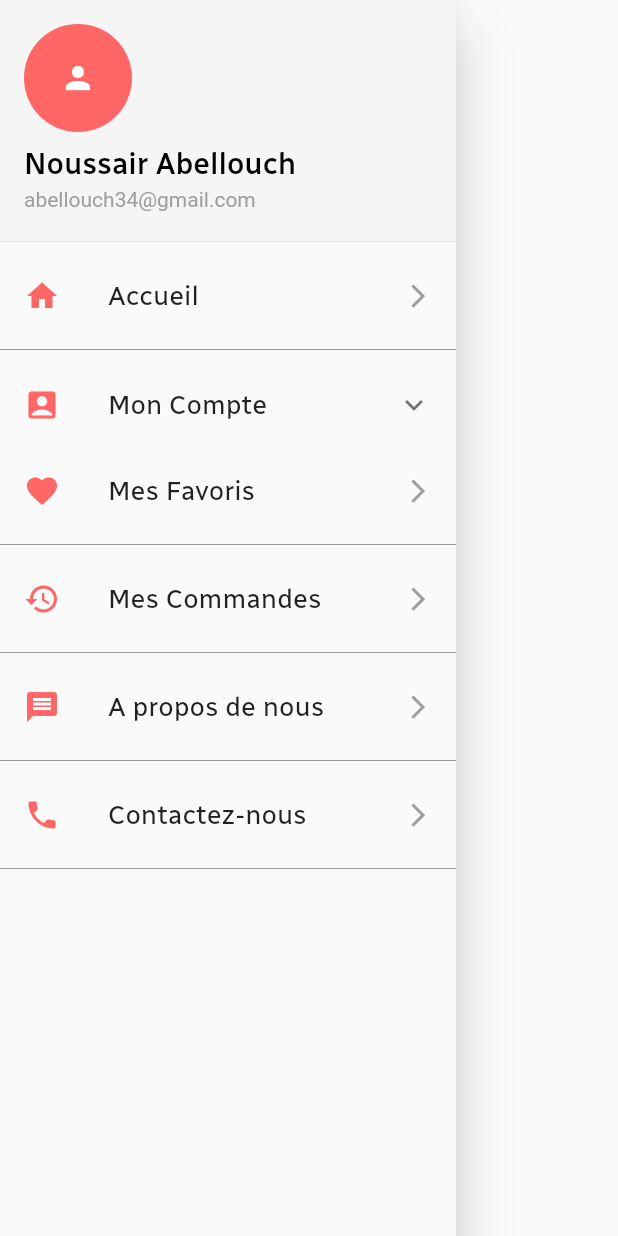
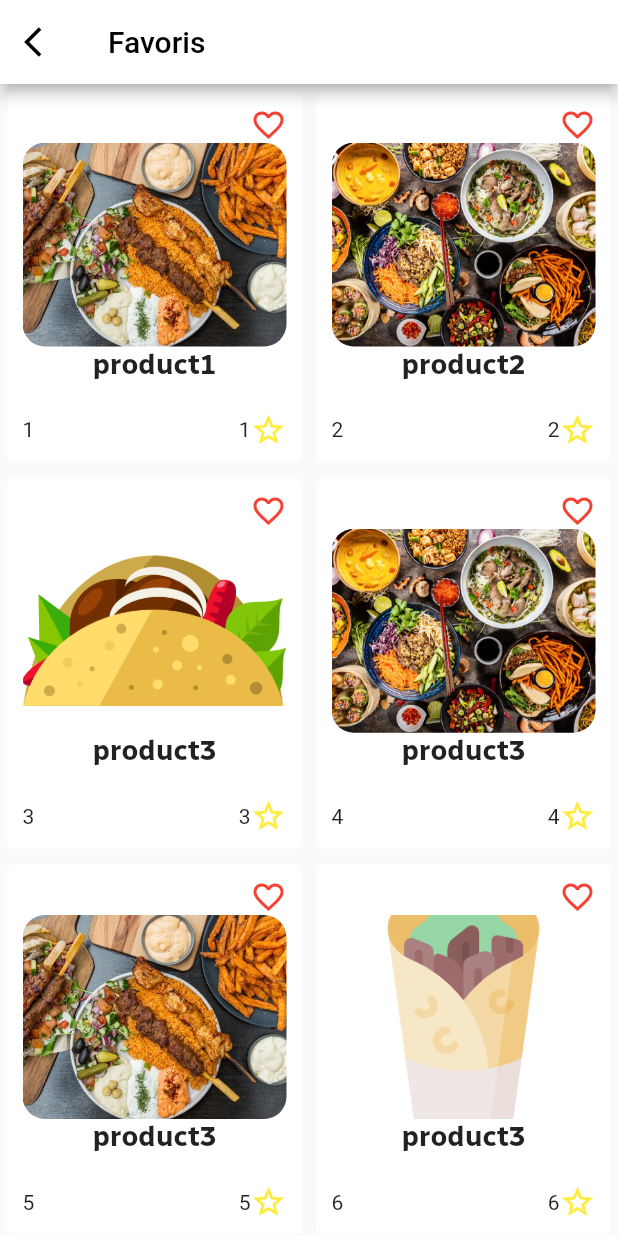
Before and after one commit to noussairox/food_delevery_app, a Flutter app: the MyDrawer widget shown alone on an empty page, opened directly, after a tap on "Mes Favoris", on a phone screen of 412 x 824 dp. Run offline on Flutter 3.47's test engine with Material 2 defaults, Android fonts, the phone set to English and light mode, and no system bars; our stand-ins replace font_awesome_flutter, google_fonts, page_indicator, splashscreen.

Commit message:
Travail beetween 05/05/2022 to 06/05/2022

```diff
--- a/lib/pages/drawer/mydrawer.dart
+++ b/lib/pages/drawer/mydrawer.dart
@@ -4,6 +4,8 @@ import 'package:flutter/material.dart';
 import 'package:food_app/pages/account/changepassword.dart';
 import 'package:food_app/pages/account/myprofile.dart';
 import 'package:food_app/pages/config.dart';
+import 'package:food_app/pages/favorite/favorite.dart';
+import 'package:food_app/pages/product/category.dart';
 
 class MyDrawer extends StatefulWidget {
   @override
@@ -55,6 +57,35 @@ class _MyDrawerState extends State<MyDrawer> {
                       ),
                       leading: Icon(
                         Icons.home,
+                        color: PrimaryColor,
+                      ),
+                      trailing: Icon(
+                        Icons.arrow_forward_ios,
+                        color: Colors.grey,
+                        size: 18.5,
+                      ),
+                    ),
+                    Divider(
+                      color: Colors.grey[500],
+                    ),
+                  ],
+                ),
+              ),
+              InkWell(
+                onTap: () {
+                  Navigator.push(context,
+                      MaterialPageRoute(builder: (context) => Category()));
+                },
+                child: Column(
+                  children: <Widget>[
+                    const ListTile(
+                      title: Text(
+                        "Menu",
+                        style: TextStyle(
+                            fontFamily: 'RadioCanada', fontSize: 18.0),
+                      ),
+                      leading: Icon(
+                        Icons.restaurant_menu,
                         color: PrimaryColor,
                       ),
                       trailing: Icon(
@@ -149,7 +180,10 @@ class _MyDrawerState extends State<MyDrawer> {
                 ),
               ),
               InkWell(
-                onTap: () {},
+                onTap: () {
+                  Navigator.push(context,
+                      MaterialPageRoute(builder: (context) => Favorite()));
+                },
                 child: Column(
                   children: <Widget>[
                     const ListTile(
--- /dev/null
+++ b/lib/pages/favorite/favorite.dart
@@ -0,0 +1,156 @@
+// @dart=2.9
+import 'package:flutter/material.dart';
+import 'package:food_app/pages/product/product_detail.dart';
+
+class Favorite extends StatefulWidget {
+  @override
+  State<Favorite> createState() => _FavoriteState();
+}
+
+class _FavoriteState extends State<Favorite> {
+  var myarr_product = [
+    {
+      "pro_id": "1",
+      "pro_name": "product1",
+      "pro_desc": "description product description product description product",
+      "pro_image": "images/product/prod1.jpg",
+    },
+    {
+      "pro_id": "2",
+      "pro_name": "product2",
+      "pro_desc": "description product description product description product",
+      "pro_image": "images/product/prod2.jpg",
+    },
+    {
+      "pro_id": "3",
+      "pro_name": "product3",
+      "pro_desc": "description product description product description product",
+      "pro_image": "images/categories/cat3.png",
+    },
+    {
+      "pro_id": "4",
+      "pro_name": "product3",
+      "pro_desc": "description product description product description product",
+      "pro_image": "images/product/prod2.jpg",
+    },
+    {
+      "pro_id": "5",
+      "pro_name": "product3",
+      "pro_desc": "description product description product description product",
+      "pro_image": "images/product/prod1.jpg",
+    },
+    {
+      "pro_id": "6",
+      "pro_name": "product3",
+      "pro_desc": "description product description product description product",
+      "pro_image": "images/categories/cat2.png",
+    },
+    {
+      "pro_id": "7",
+      "pro_name": "product3",
+      "pro_desc": "description product description product description product",
+      "pro_image": "images/categories/cat1.png",
+    },
+    {
+      "pro_id": "3",
+      "pro_name": "product3",
+      "pro_desc": "description product description product description product",
+      "pro_image": "images/product/prod3.jpg",
+    },
+  ];
+  @override
+  Widget build(BuildContext context) {
+    return Scaffold(
+      appBar: AppBar(
+        title: Text(
+          "Favoris",
+          style: TextStyle(color: Colors.black),
+        ),
+        backgroundColor: Colors.white,
+        leading: IconButton(
+          onPressed: () {
+            Navigator.of(context).pop();
+          },
+          icon: Icon(Icons.arrow_back_ios),
+          color: Colors.black,
+        ),
+      ),
+      body: Container(
+        child: GridView.builder(
+            itemCount: myarr_product.length,
+            gridDelegate: SliverGridDelegateWithFixedCrossAxisCount(
+                crossAxisCount: 2, childAspectRatio: 0.8),
+            itemBuilder: (BuildContext context, int index) {
+              return SingleProduct(
+                pro_id: myarr_product[index]["pro_id"],
+                pro_name: myarr_product[index]["pro_name"],
+                pro_image: myarr_product[index]["pro_image"],
+                pro_desc: myarr_product[index]["pro_desc"],
+              );
+            }),
+      ),
+    );
+  }
+}
+
+class SingleProduct extends StatelessWidget {
+  final String pro_id;
+  final String pro_name;
+  final String pro_desc;
+  final String pro_image;
+
+  SingleProduct({this.pro_id, this.pro_name, this.pro_desc, this.pro_image});
+  @override
+  Widget build(BuildContext context) {
+    return GestureDetector(
+      onTap: () {
+        Navigator.push(
+            context, MaterialPageRoute(builder: (context) => ProductDetail()));
+      },
+      child: Container(
+        margin: EdgeInsets.all(5.0),
+        decoration: BoxDecoration(
+            color: Colors.white, borderRadius: BorderRadius.circular(5.0)),
+        padding: EdgeInsets.all(10.0),
+        child: Column(
+          children: <Widget>[
+            Container(
+                alignment: Alignment.topRight,
+                child: Icon(
+                  Icons.favorite_border,
+                  color: Colors.red,
+                )),
+            Container(
+              width: MediaQuery.of(context).size.width / 2,
+              height: MediaQuery.of(context).size.width / 2 - 70,
+              decoration: BoxDecoration(
+                  borderRadius: BorderRadius.circular(15.0),
+                  image: DecorationImage(
+                      fit: BoxFit.cover, image: AssetImage(pro_image))),
+            ),
+            Expanded(
+              child: Text(
+                pro_name,
+                style: TextStyle(
+                    fontWeight: FontWeight.bold,
+                    fontFamily: 'RadioCanada',
+                    fontSize: 19.0),
+              ),
+            ),
+            Row(
+              children: [
+                Text(pro_id),
+                Expanded(child: Text("")),
+                Text(pro_id),
+                Icon(
+                  Icons.star_border,
+                  color: Colors.yellow,
+                )
+              ],
+            )
+          ],
+        ),
+      ),
+    );
+  }
+}
```
Also changed, not shown: lib/pages/product/category.dart (added, +117 -0 lines), lib/pages/product/product.dart (added, +207 -0 lines), lib/pages/product/subcategory.dart (added, +133 -0 lines).
